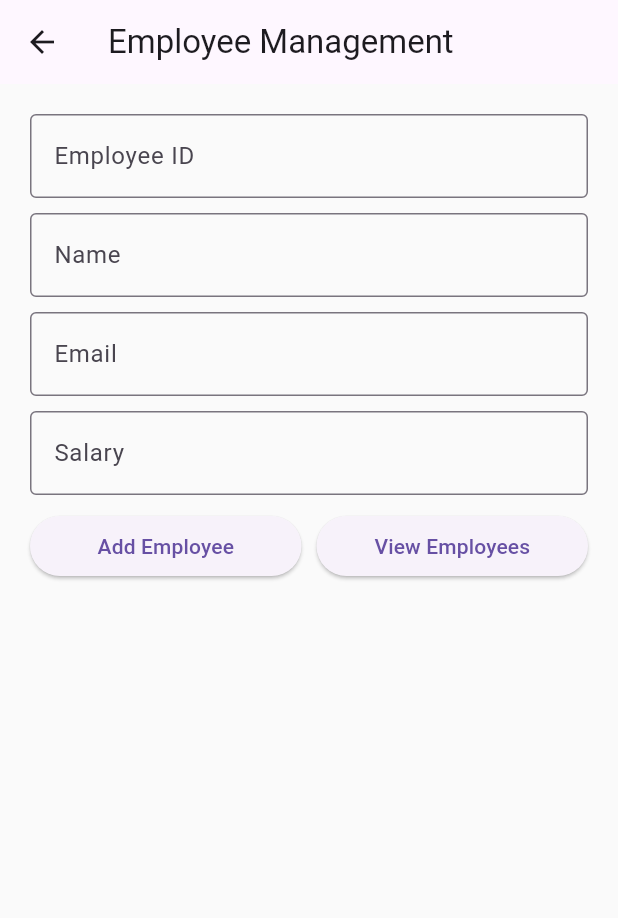
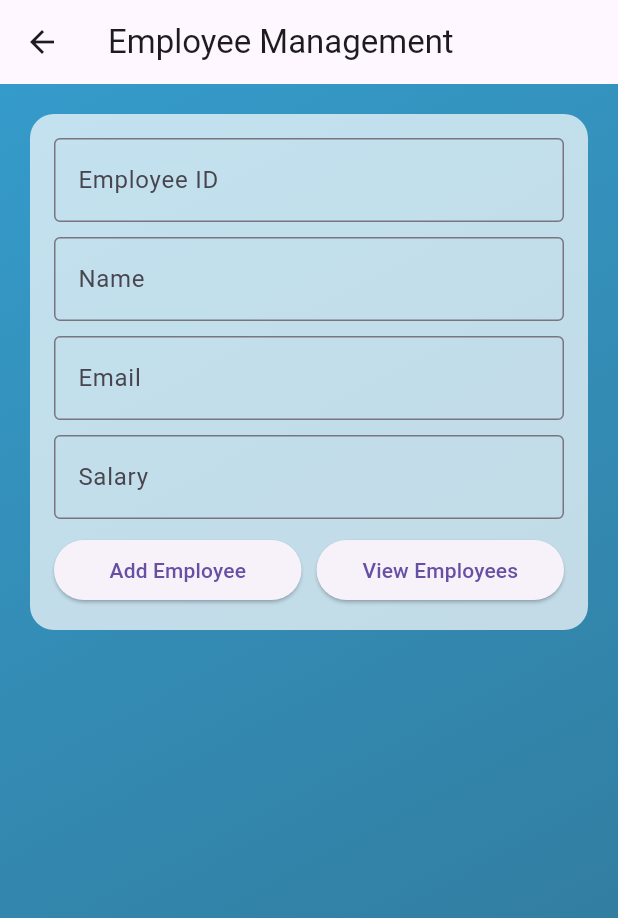
Before and after one commit to DextMendoza/hotellink-finalappdev, a Flutter app: the EmployeeManagement screen opened by its route, on a phone screen of 412 x 824 dp. Shown: the top 918 px of the screen. Run offline on Flutter 3.47's test engine with Material 3 defaults, Android fonts, the phone set to English and light mode, and no system bars; our stand-ins replace flutter_secure_storage, shared_preferences; accounts and stored records are empty.

Commit message:
Update employee_management.dart

```diff
--- a/lib/screens/employee_management.dart
+++ b/lib/screens/employee_management.dart
@@ -90,11 +90,18 @@ class _EmployeeManagementState extends State<EmployeeManagement> {
   Widget build(BuildContext context) {
     return Scaffold(
       appBar: AppBar(title: const Text('Employee Management')),
-      body: Padding(
+      body: Container(
+        decoration: const BoxDecoration(gradient: Constants.backgroundGradient),
         padding: const EdgeInsets.all(20.0),
         child: Column(
           children: [
-            Form(
+            Container(
+              padding: const EdgeInsets.all(16),
+              decoration: BoxDecoration(
+                color: Colors.white70,
+                borderRadius: BorderRadius.circular(16),
+              ),
+              child: Form(
                 key: _formKey,
                 child: Column(
                   children: [
@@ -176,6 +183,7 @@ class _EmployeeManagementState extends State<EmployeeManagement> {
                   ],
                 ),
               ),
+            ),
             const SizedBox(height: 20),
             Expanded(
               child: ListView.builder(
```
Lines whose indentation alone changed are shown as unchanged.
